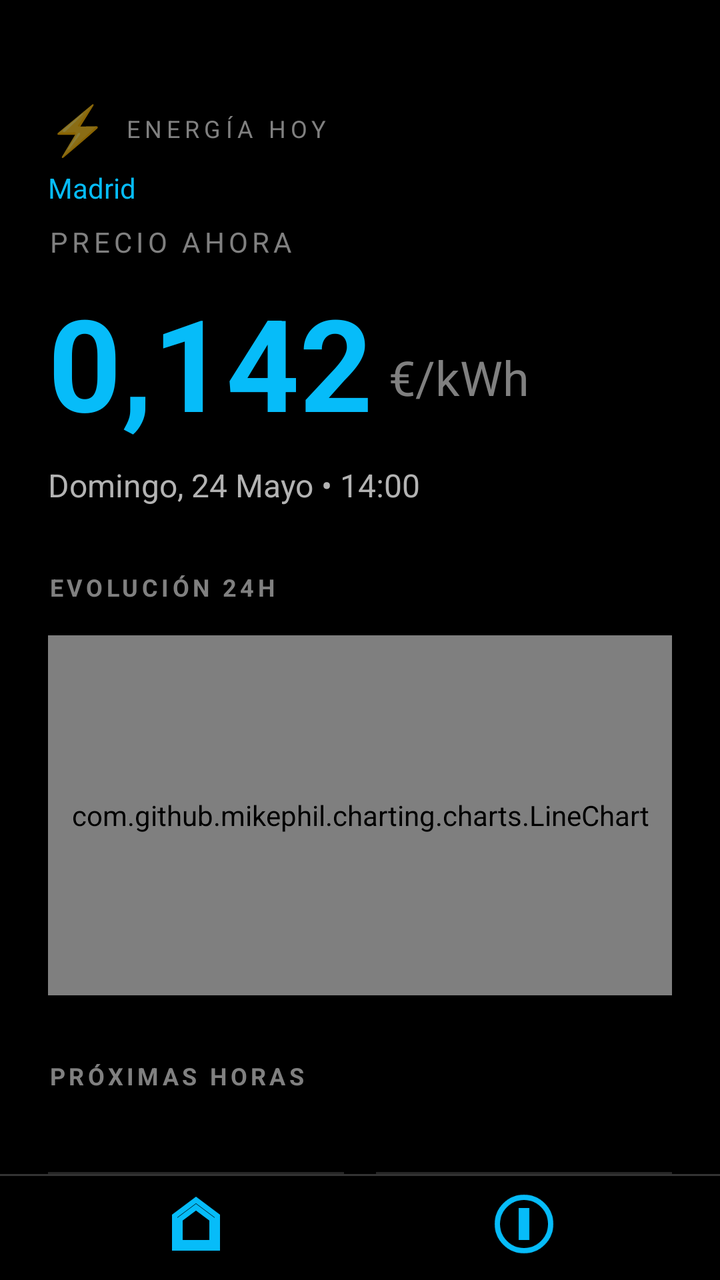
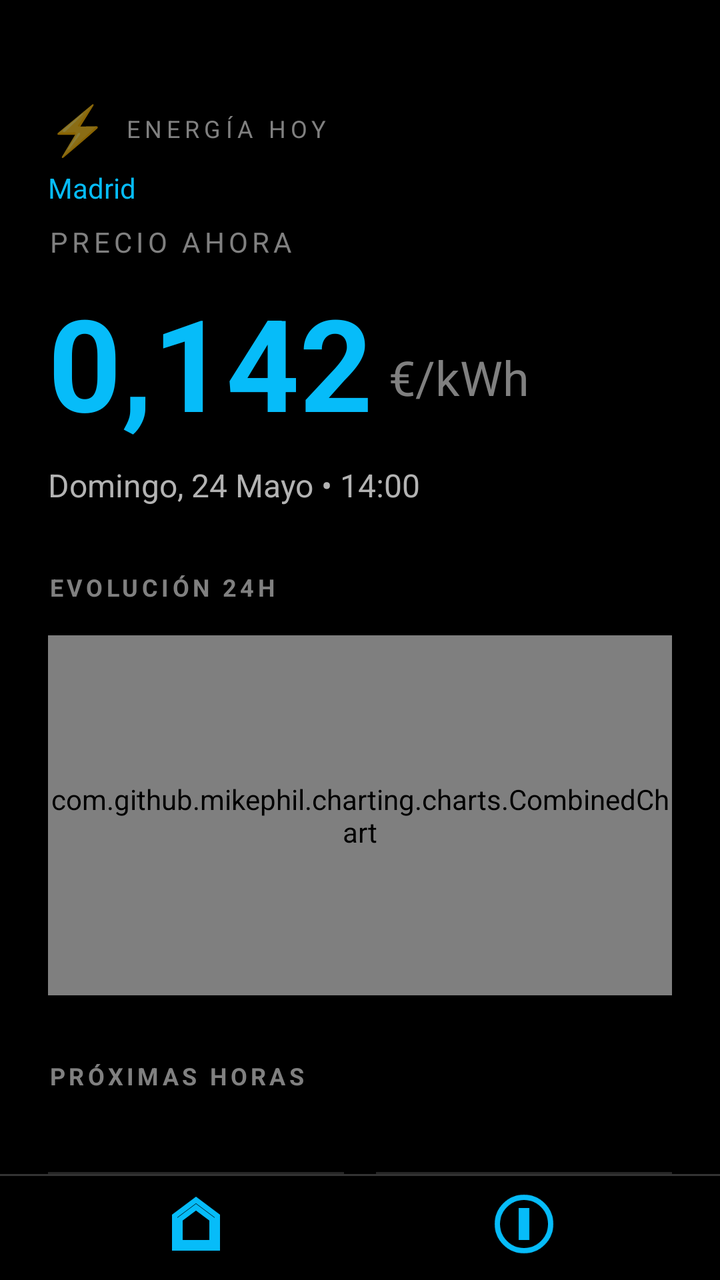

Two renders of the same Android screen: before a commit and after it. Below are the layout's source before the change and the commit's diff.
<!-- AndroidManifest.xml: application theme Theme.Volt -->
<!-- res/layout/activity_main.xml -->
<?xml version="1.0" encoding="utf-8"?>
<androidx.constraintlayout.widget.ConstraintLayout 
    xmlns:android="http://schemas.android.com/apk/res/android"
    xmlns:app="http://schemas.android.com/apk/res-auto"
    xmlns:tools="http://schemas.android.com/tools"
    android:id="@+id/main_container"
    android:layout_width="match_parent"
    android:layout_height="match_parent"
    android:background="@color/metro_background"
    tools:context=".MainActivity">

    <ScrollView
        android:id="@+id/scroll_view"
        android:layout_width="0dp"
        android:layout_height="0dp"
        android:fillViewport="true"
        app:layout_constraintTop_toTopOf="parent"
        app:layout_constraintBottom_toTopOf="@id/bottom_nav"
        app:layout_constraintStart_toStartOf="parent"
        app:layout_constraintEnd_toEndOf="parent">

        <LinearLayout
            android:layout_width="match_parent"
            android:layout_height="wrap_content"
            android:orientation="vertical"
            android:paddingTop="48dp"
            android:paddingHorizontal="24dp">

            
            <LinearLayout
                android:layout_width="match_parent"
                android:layout_height="wrap_content"
                android:orientation="horizontal"
                android:gravity="center_vertical"
                android:layout_marginBottom="4dp">

                <TextView
                    android:layout_width="wrap_content"
                    android:layout_height="wrap_content"
                    android:text="⚡"
                    android:textSize="24sp"/>

                <TextView
                    android:layout_width="wrap_content"
                    android:layout_height="wrap_content"
                    android:text="ENERGÍA HOY"
                    android:textSize="12sp"
                    android:textColor="@color/metro_text_muted"
                    android:letterSpacing="0.2"
                    android:layout_marginStart="8dp"/>
            </LinearLayout>

            <TextView
                android:id="@+id/tv_ciudad"
                android:layout_width="wrap_content"
                android:layout_height="wrap_content"
                android:text="Madrid"
                android:textSize="14sp"
                android:textColor="@color/metro_primary"
                android:layout_marginBottom="8dp"/>

            
            <TextView
                android:layout_width="wrap_content"
                android:layout_height="wrap_content"
                android:text="PRECIO AHORA"
                android:textSize="14sp"
                android:textColor="@color/metro_text_muted"
                android:letterSpacing="0.15"
                android:layout_marginBottom="8dp"/>

            <LinearLayout
                android:layout_width="wrap_content"
                android:layout_height="wrap_content"
                android:orientation="horizontal"
                android:gravity="bottom"
                android:layout_marginBottom="8dp">

                <TextView
                    android:id="@+id/tv_precio_actual"
                    android:layout_width="wrap_content"
                    android:layout_height="wrap_content"
                    android:text="0,142"
                    android:textSize="64sp"
                    android:textStyle="bold"
                    android:textColor="@color/metro_primary"/>

                <TextView
                    android:layout_width="wrap_content"
                    android:layout_height="wrap_content"
                    android:text="€/kWh"
                    android:textSize="24sp"
                    android:textColor="@color/metro_text_muted"
                    android:layout_marginStart="8dp"
                    android:layout_marginBottom="8dp"/>
            </LinearLayout>

            <TextView
                android:id="@+id/tv_fecha"
                android:layout_width="wrap_content"
                android:layout_height="wrap_content"
                android:text="Domingo, 24 Mayo • 14:00"
                android:textSize="16sp"
                android:textColor="@color/metro_text_secondary"
                android:layout_marginBottom="32dp"/>

            
            <TextView
                android:layout_width="wrap_content"
                android:layout_height="wrap_content"
                android:text="EVOLUCIÓN 24H"
                android:textSize="12sp"
                android:textStyle="bold"
                android:textColor="@color/metro_text_muted"
                android:letterSpacing="0.15"
                android:layout_marginBottom="16dp"/>

            <FrameLayout
                android:layout_width="match_parent"
                android:layout_height="180dp"
                android:layout_marginBottom="32dp">

                <com.github.mikephil.charting.charts.LineChart
                    android:id="@+id/price_chart"
                    android:layout_width="match_parent"
                    android:layout_height="match_parent"/>
            </FrameLayout>

            
            <TextView
                android:layout_width="wrap_content"
                android:layout_height="wrap_content"
                android:text="PRÓXIMAS HORAS"
                android:textSize="12sp"
                android:textStyle="bold"
                android:textColor="@color/metro_text_muted"
                android:letterSpacing="0.15"
                android:layout_marginBottom="16dp"/>

            
            <HorizontalScrollView
                android:layout_width="match_parent"
                android:layout_height="wrap_content"
                android:scrollbars="none"
                android:layout_marginBottom="24dp">

                <LinearLayout
                    android:id="@+id/tiles_container"
                    android:layout_width="wrap_content"
                    android:layout_height="wrap_content"
                    android:orientation="horizontal">

                    

                </LinearLayout>
            </HorizontalScrollView>

            
            <LinearLayout
                android:layout_width="match_parent"
                android:layout_height="wrap_content"
                android:orientation="horizontal"
                android:layout_marginBottom="24dp">

                
                <LinearLayout
                    android:layout_width="0dp"
                    android:layout_height="wrap_content"
                    android:layout_weight="1"
                    android:orientation="vertical"
                    android:padding="16dp"
                    android:background="@color/metro_surface_tile"
                    android:layout_marginEnd="8dp">

                    <TextView
                        android:layout_width="wrap_content"
                        android:layout_height="wrap_content"
                        android:text="MÍNIMO"
                        android:textSize="10sp"
                        android:textColor="@color/metro_text_muted"
                        android:letterSpacing="0.1"/>

                    <TextView
                        android:id="@+id/tv_precio_mas_barato"
                        android:layout_width="wrap_content"
                        android:layout_height="wrap_content"
                        android:text="0,115"
                        android:textSize="28sp"
                        android:textStyle="bold"
                        android:textColor="@color/price_barato"
                        android:layout_marginTop="4dp"/>

                    <TextView
                        android:id="@+id/tv_mas_barato"
                        android:layout_width="wrap_content"
                        android:layout_height="wrap_content"
                        android:text="16:00"
                        android:textSize="12sp"
                        android:textColor="@color/metro_text_secondary"/>
                </LinearLayout>

                
                <LinearLayout
                    android:layout_width="0dp"
                    android:layout_height="wrap_content"
                    android:layout_weight="1"
                    android:orientation="vertical"
                    android:padding="16dp"
                    android:background="@color/metro_surface_tile"
                    android:layout_marginStart="8dp">

                    <TextView
                        android:layout_width="wrap_content"
                        android:layout_height="wrap_content"
                        android:text="MÁXIMO"
                        android:textSize="10sp"
                        android:textColor="@color/metro_text_muted"
                        android:letterSpacing="0.1"/>

                    <TextView
                        android:id="@+id/tv_precio_mas_caro"
                        android:layout_width="wrap_content"
                        android:layout_height="wrap_content"
                        android:text="0,189"
                        android:textSize="28sp"
                        android:textStyle="bold"
                        android:textColor="@color/price_caro"
                        android:layout_marginTop="4dp"/>

                    <TextView
                        android:id="@+id/tv_mas_caro"
                        android:layout_width="wrap_content"
                        android:layout_height="wrap_content"
                        android:text="20:00"
                        android:textSize="12sp"
                        android:textColor="@color/metro_text_secondary"/>
                </LinearLayout>
            </LinearLayout>

            
            <LinearLayout
                android:layout_width="match_parent"
                android:layout_height="wrap_content"
                android:orientation="horizontal"
                android:gravity="center_vertical"
                android:padding="16dp"
                android:background="@color/metro_surface_tile"
                android:layout_marginBottom="16dp">

                <TextView
                    android:layout_width="0dp"
                    android:layout_height="wrap_content"
                    android:layout_weight="1"
                    android:text="PROMEDIO"
                    android:textSize="12sp"
                    android:textColor="@color/metro_text_muted"
                    android:letterSpacing="0.1"/>

                <TextView
                    android:id="@+id/tv_promedio"
                    android:layout_width="wrap_content"
                    android:layout_height="wrap_content"
                    android:text="0,142 €/kWh"
                    android:textSize="20sp"
                    android:textStyle="bold"
                    android:textColor="@color/metro_primary"/>
            </LinearLayout>

        </LinearLayout>
    </ScrollView>

    <ProgressBar
        android:id="@+id/progress_bar"
        android:layout_width="wrap_content"
        android:layout_height="wrap_content"
        android:visibility="gone"
        android:indeterminateTint="@color/metro_primary"
        app:layout_constraintTop_toTopOf="parent"
        app:layout_constraintBottom_toBottomOf="parent"
        app:layout_constraintStart_toStartOf="parent"
        app:layout_constraintEnd_toEndOf="parent"/>

    
    <LinearLayout
        android:id="@+id/bottom_nav"
        android:layout_width="0dp"
        android:layout_height="wrap_content"
        android:orientation="vertical"
        android:background="@color/metro_background"
        app:layout_constraintBottom_toBottomOf="parent"
        app:layout_constraintStart_toStartOf="parent"
        app:layout_constraintEnd_toEndOf="parent">

        <View
            android:layout_width="match_parent"
            android:layout_height="1dp"
            android:background="@color/metro_border"/>

        <LinearLayout
            android:layout_width="match_parent"
            android:layout_height="wrap_content"
            android:orientation="horizontal"
            android:gravity="center"
            android:paddingTop="8dp"
            android:paddingBottom="12dp"
            android:paddingHorizontal="16dp">

        <LinearLayout
            android:id="@+id/nav_home"
            android:layout_width="0dp"
            android:layout_height="wrap_content"
            android:layout_weight="1"
            android:orientation="vertical"
            android:gravity="center"
            android:background="?attr/selectableItemBackgroundBorderless"
            android:clickable="true"
            android:focusable="true">

            <ImageView
                android:id="@+id/nav_home_icon"
                android:layout_width="32dp"
                android:layout_height="32dp"
                android:src="@drawable/ic_home_outline"/>
        </LinearLayout>

        <LinearLayout
            android:id="@+id/nav_about"
            android:layout_width="0dp"
            android:layout_height="wrap_content"
            android:layout_weight="1"
            android:orientation="vertical"
            android:gravity="center"
            android:background="?attr/selectableItemBackgroundBorderless"
            android:clickable="true"
            android:focusable="true">

            <ImageView
                android:id="@+id/nav_about_icon"
                android:layout_width="32dp"
                android:layout_height="32dp"
                android:src="@drawable/ic_info_outline"/>
        </LinearLayout>

        </LinearLayout>

    </LinearLayout>

</androidx.constraintlayout.widget.ConstraintLayout>
<!-- resources referenced by this layout -->
<resources>
  <color name="metro_background">#FF000000</color>
  <color name="metro_border">#FF333333</color>
  <color name="metro_primary">#FF06BCF9</color>
  <color name="metro_surface_tile">#FF262626</color>
  <color name="metro_text_muted">#FF808080</color>
  <color name="metro_text_secondary">#FFB3B3B3</color>
  <color name="price_barato">#FF4CAF50</color>
  <color name="price_caro">#FFF44336</color>
  <!-- drawable ic_home_outline (drawable) -->
  <?xml version="1.0" encoding="utf-8"?>
  <vector xmlns:android="http://schemas.android.com/apk/res/android"
      android:width="24dp"
      android:height="24dp"
      android:viewportWidth="24"
      android:viewportHeight="24">
      <path
          android:fillColor="@android:color/transparent"
          android:strokeColor="#FF06BCF9"
          android:strokeWidth="2"
          android:pathData="M12,3L4,9v12h16V9l-8,-6zM12,5.7l6,4.5V19H6V10.2l6,-4.5z"/>
  </vector>
  <!-- drawable ic_info_outline (drawable) -->
  <?xml version="1.0" encoding="utf-8"?>
  <vector xmlns:android="http://schemas.android.com/apk/res/android"
      android:width="24dp"
      android:height="24dp"
      android:viewportWidth="24"
      android:viewportHeight="24">
      <path
          android:fillColor="@android:color/transparent"
          android:strokeColor="#FF06BCF9"
          android:strokeWidth="2"
          android:pathData="M12,2C6.48,2 2,6.48 2,12s4.48,10 10,10 10,-4.48 10,-10S17.52,2 12,2zM13,17h-2v-6h2v6zM13,9h-2V7h2v2z"/>
  </vector>
  <style name="Theme.Volt" parent="Theme.AppCompat.Light.NoActionBar">
          <item name="colorPrimary">@color/metro_primary</item>
          <item name="colorPrimaryDark">@color/metro_primary</item>
          <item name="colorAccent">@color/metro_primary</item>
          <item name="android:statusBarColor">@color/metro_background</item>
          <item name="android:navigationBarColor">@color/metro_background</item>
          <item name="android:windowBackground">@color/metro_background</item>
      </style>
</resources>

<!-- the commit's change to res/layout/activity_main.xml (unified diff, before → after) -->
@@ -120,7 +120,7 @@
                 android:layout_height="180dp"
                 android:layout_marginBottom="32dp">
 
-                <com.github.mikephil.charting.charts.LineChart
+                <com.github.mikephil.charting.charts.CombinedChart
                     android:id="@+id/price_chart"
                     android:layout_width="match_parent"
                     android:layout_height="match_parent"/>
